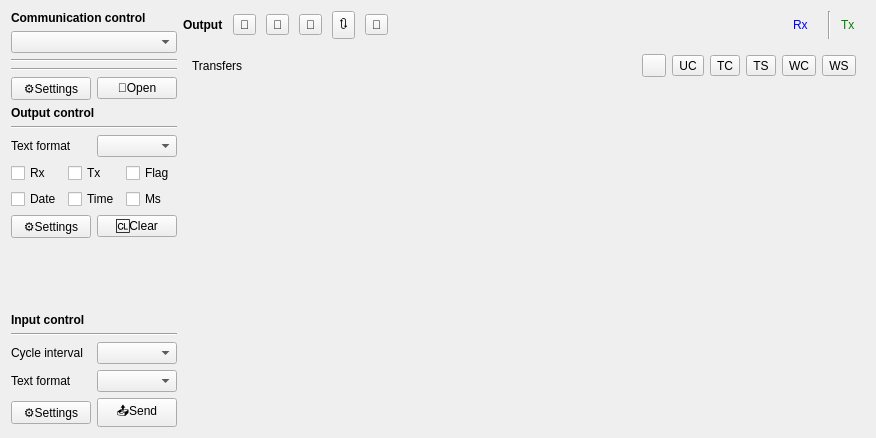
The window that Source/IOPage/IOPage.ui (x-tools-author/x-tools) describes before a commit, drawn with Qt 5.
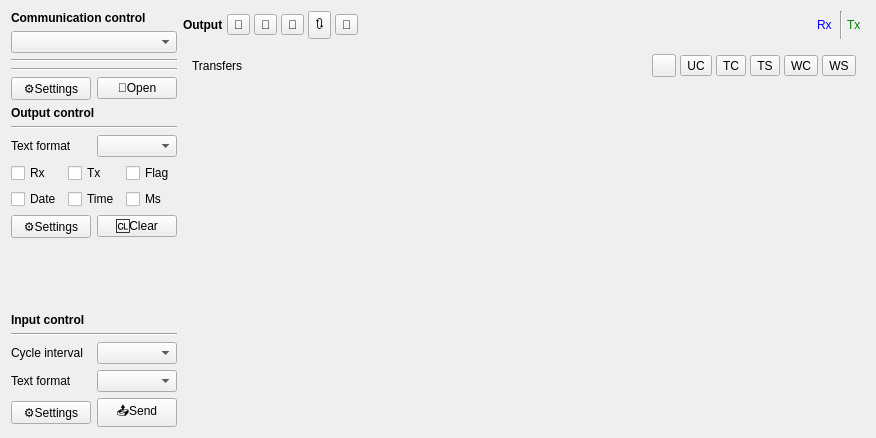
The same window after the commit. The open tabs and pages were chosen to show the change. Custom widgets are drawn as their Qt base class.

The edit to the form file:
```diff
--- a/Source/IOPage/IOPage.ui
+++ b/Source/IOPage/IOPage.ui
@@ -273,7 +273,7 @@
       <item row="0" column="0">
        <layout class="QHBoxLayout" name="horizontalLayout_5">
         <property name="spacing">
-         <number>10</number>
+         <number>4</number>
         </property>
         <item>
          <widget class="QLabel" name="labelTitle">
@@ -473,6 +473,9 @@
          <layout class="QGridLayout" name="gridLayout_5">
           <item row="0" column="0">
            <layout class="QHBoxLayout" name="horizontalLayout_8">
+            <property name="spacing">
+             <number>4</number>
+            </property>
             <item>
              <widget class="QLabel" name="label_8">
               <property name="text">
```
